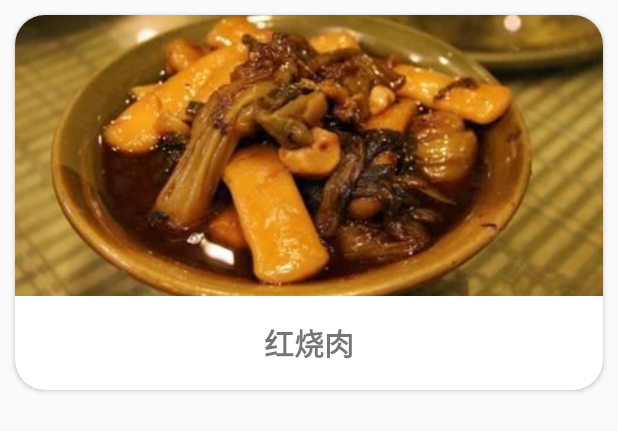
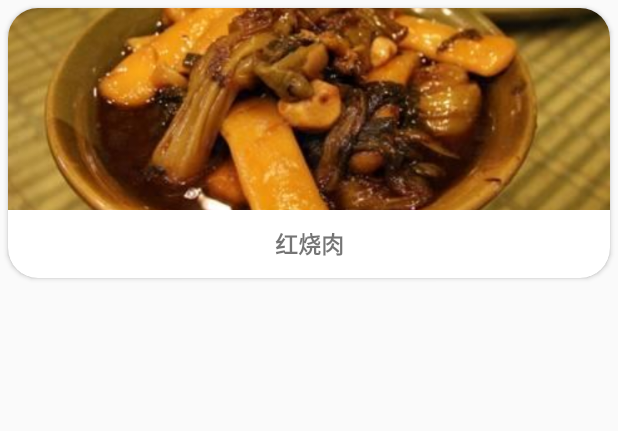
Before and after one commit to wangtianrui/NutritionMaster, an Android app: the layout recommend_item_big.xml on its own in the app's theme, with its tools: preview values and no code run, on a phone screen of 412 x 824 dp. Shown: the top 431 px of the screen. Run offline under Robolectric (Android 15) with nearby library versions, the phone set to English and light mode, and no system bars.

Commit message:
recommend

```diff
--- a/app/src/main/res/layout/activity_main.xml
+++ b/app/src/main/res/layout/activity_main.xml
@@ -18,16 +18,13 @@
 
         <android.support.design.widget.CoordinatorLayout
             android:layout_width="match_parent"
-            android:layout_height="match_parent"
-            android:layout_alignParentStart="true"
-            android:layout_alignParentTop="true">
+            android:layout_height="match_parent">
 
             <android.support.design.widget.AppBarLayout
                 android:layout_width="match_parent"
                 android:layout_height="wrap_content">
 
                 <FrameLayout
-
                     android:layout_width="match_parent"
                     android:layout_height="wrap_content">
 
--- a/app/src/main/res/layout/recommend_item_big.xml
+++ b/app/src/main/res/layout/recommend_item_big.xml
@@ -31,7 +31,7 @@
                 android:layout_width="match_parent"
                 android:layout_height="match_parent"
                 android:gravity="center"
-                android:textSize="20sp"
+                android:textSize="15sp"
                 android:textStyle="bold"
                 tools:text="红烧肉" />
 
--- a/app/src/main/res/layout/recommend_item_middle.xml
+++ b/app/src/main/res/layout/recommend_item_middle.xml
@@ -2,7 +2,7 @@
 <android.support.v7.widget.CardView xmlns:android="http://schemas.android.com/apk/res/android"
     xmlns:app="http://schemas.android.com/apk/res-auto"
     xmlns:tools="http://schemas.android.com/tools"
-    android:layout_width="170dp"
+    android:layout_width="160dp"
     android:layout_height="@dimen/recommend_item_default_hight"
     android:layout_margin="@dimen/recommend_margin"
     android:layout_weight="1"
--- a/app/src/main/res/values/arrays.xml
+++ b/app/src/main/res/values/arrays.xml
@@ -3,6 +3,6 @@
     <string-array name="sections">
         <item>一周定制</item>
         <item>今日信息</item>
-        <item>page3</item>
+        <item>推荐菜谱</item>
     </string-array>
 </resources>
--- a/app/src/main/res/values/dimens.xml
+++ b/app/src/main/res/values/dimens.xml
@@ -20,9 +20,9 @@
 
     <dimen name="icon_size">20dp</dimen>
 
-    <dimen name="recommend_item_default_hight">130dp</dimen>
-    <dimen name="recommend_item_big_height">250dp</dimen>
-    <dimen name="recommend_margin">10dp</dimen>
+    <dimen name="recommend_item_default_hight">100dp</dimen>
+    <dimen name="recommend_item_big_height">180dp</dimen>
+    <dimen name="recommend_margin">5dp</dimen>
 
 
 </resources>
```
Also changed, not shown: app/src/main/java/com/example/ninefourone/nutritionmaster/modules/viewpagerfragments/recommend/RecommendFragment.java (+22 -2 lines).
